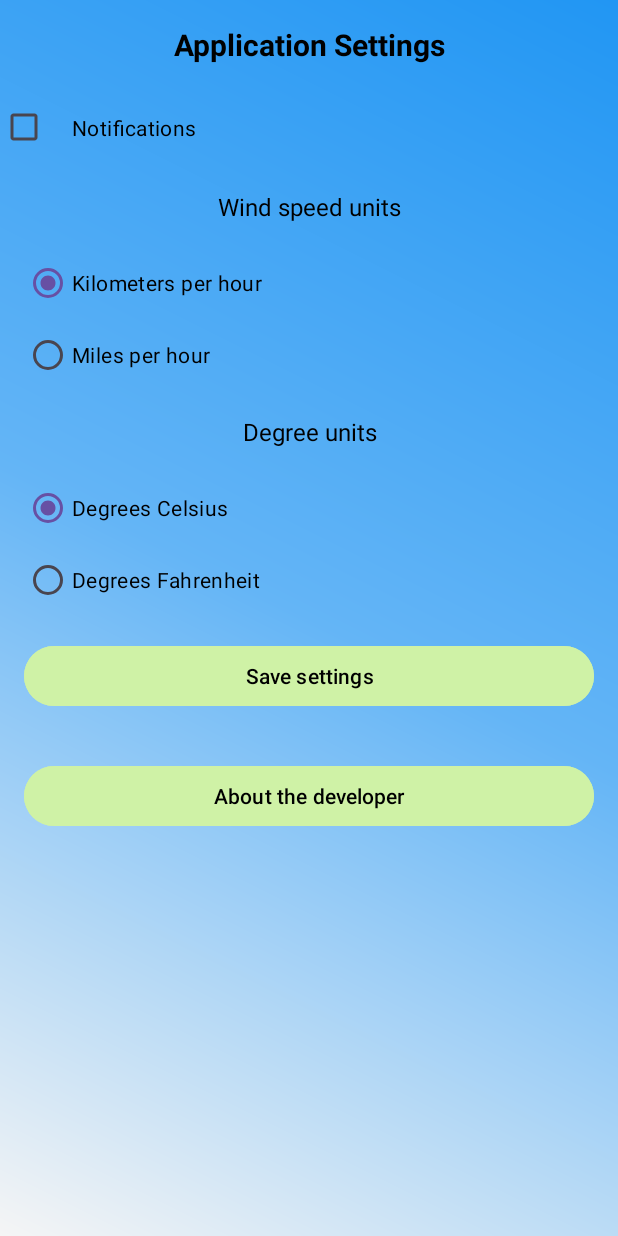
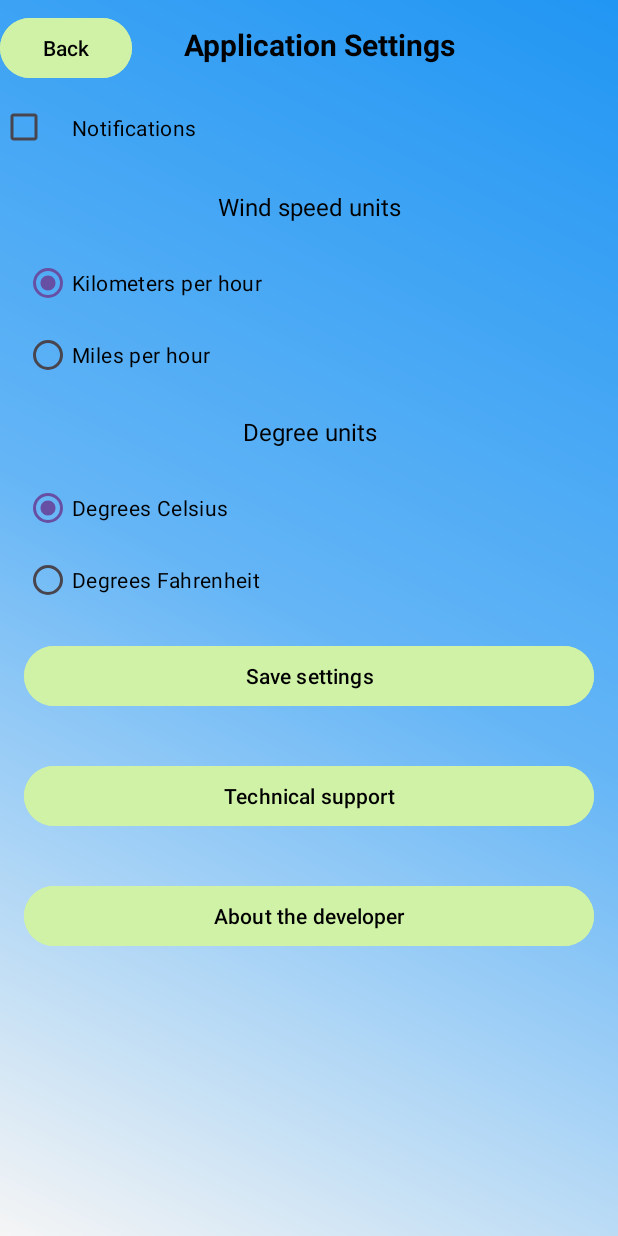
Before and after one commit to SHIZOFRIEND/Pododik, an Android app: the Preferences screen opened directly, with no data from a screen before it, on a phone screen of 412 x 824 dp. Run offline under Robolectric (Android 15) with nearby library versions, the phone set to English and light mode, and no system bars.

Commit message:
закончил работу с настройками,сделай нормальное обновление виджета, теперь там текущая погода, а не максмаильная,реализовал тех поддержку, недо смпт, сделал окно разработчика, а также сделал красивые кнопочки назад, бимбим бам бам

```diff
--- a/app/src/main/java/com/example/practicpogoda/MainActivity.java
+++ b/app/src/main/java/com/example/practicpogoda/MainActivity.java
@@ -327,6 +327,7 @@ public class MainActivity extends AppCompatActivity {
         sendBroadcast(intent);
     }
 
+
     private void fetchWeatherForecast7Days(String cityName) {
         Call<WeatherForecastResponse> call = service.getWeatherForecast7Days(API_KEY, cityName, 7);
         call.enqueue(new Callback<WeatherForecastResponse>() {
--- a/app/src/main/java/com/example/practicpogoda/Preferences.java
+++ b/app/src/main/java/com/example/practicpogoda/Preferences.java
@@ -6,6 +6,7 @@ import android.content.Intent;
 import android.content.SharedPreferences;
 import android.os.Bundle;
 import android.preference.PreferenceManager;
+import android.view.View;
 import android.widget.Button;
 import android.widget.CheckBox;
 import android.widget.RadioButton;
@@ -32,6 +33,29 @@ public class Preferences extends AppCompatActivity {
         saveSettingsButton = findViewById(R.id.saveSettingsButton);
         msRadioButton = findViewById(R.id.msRadioButton);
         kmhRadioButton = findViewById(R.id. kmhRadioButton);
+        Button developerinf = findViewById(R.id.developerinf);
+        developerinf.setOnClickListener(new View.OnClickListener() {
+            @Override
+            public void onClick(View v) {
+                Intent intent = new Intent(Preferences.this, Developer.class);
+                startActivity(intent);
+            }
+        });
+        Button backButton = findViewById(R.id.back);
+        backButton.setOnClickListener(new View.OnClickListener() {
+            @Override
+            public void onClick(View v) {
+                onBackPressed();
+            }
+        });
+        Button supportButton = findViewById(R.id.dev);
+        supportButton.setOnClickListener(new View.OnClickListener() {
+            @Override
+            public void onClick(View v) {
+                Intent intent = new Intent(Preferences.this, SupportActivity.class);
+                startActivity(intent);
+            }
+        });
         sharedPreferences = PreferenceManager.getDefaultSharedPreferences(this);
 
         String windSpeedUnit = sharedPreferences.getString("wind_speed_unit", "kmh");
--- a/app/src/main/res/layout/activity_main.xml
+++ b/app/src/main/res/layout/activity_main.xml
@@ -13,10 +13,11 @@
     <EditText
         android:id="@+id/cityNameEditText"
         android:layout_width="229dp"
-        android:background="@drawable/edit_text_background"
         android:layout_height="wrap_content"
         android:layout_centerHorizontal="true"
 
+        android:layout_gravity="center"
+        android:background="@drawable/edit_text_background"
         android:textAlignment="center"
         android:textColor="#4B6E23"
         android:textSize="24sp"
--- a/app/src/main/res/layout/activity_preferences.xml
+++ b/app/src/main/res/layout/activity_preferences.xml
@@ -5,17 +5,30 @@
     android:background="@drawable/background_gradient"
     android:orientation="vertical">
 
+    <LinearLayout
+        android:layout_width="match_parent"
+        android:layout_height="wrap_content"
+        android:orientation="horizontal">
+
+        <Button
+            android:id="@+id/back"
+            android:layout_width="wrap_content"
+            android:layout_height="wrap_content"
+            android:backgroundTint="#CFF2A6"
+            android:text="Back"
+            android:textColor="#000000" />
 
         <TextView
             android:layout_width="match_parent"
             android:layout_height="wrap_content"
             android:padding="16dp"
-        android:text="Application Settings"
-        android:textAlignment="center"
+            android:text="    Application Settings"
+            android:textAlignment="textStart"
             android:textColor="#000000"
             android:textSize="20sp"
             android:textStyle="bold" />
 
+    </LinearLayout>
 
     <CheckBox
         android:id="@+id/notificationSwitch"
@@ -23,7 +36,6 @@
         android:layout_height="wrap_content"
         android:padding="16dp"
         android:text="Notifications"
-
         android:textColor="#000000"
         android:textColorHint="#000000" />
 
@@ -113,6 +125,15 @@
         android:layout_height="wrap_content"
         android:layout_margin="16dp"
         android:backgroundTint="#CFF2A6"
+        android:text="Technical support"
+        android:textColor="#000000" />
+
+    <Button
+        android:id="@+id/developerinf"
+        android:layout_width="match_parent"
+        android:layout_height="wrap_content"
+        android:layout_margin="16dp"
+        android:backgroundTint="#CFF2A6"
         android:text="About the developer"
         android:textColor="#000000" />
 
```
Also changed, not shown: app/src/main/AndroidManifest.xml (+8 -1 lines), app/src/main/java/com/example/practicpogoda/Developer.java (added, +23 -0 lines), app/src/main/java/com/example/practicpogoda/SupportActivity.java (added, +55 -0 lines), app/src/main/res/layout/activity_developer.xml (added, +77 -0 lines), app/src/main/res/layout/activity_support.xml (added, +60 -0 lines), app/src/main/res/drawable/photo.png (added), app/src/main/res/drawable/photo_2023_12_09_08_09_12.jpg (added). Lines whose indentation alone changed are shown as unchanged.
